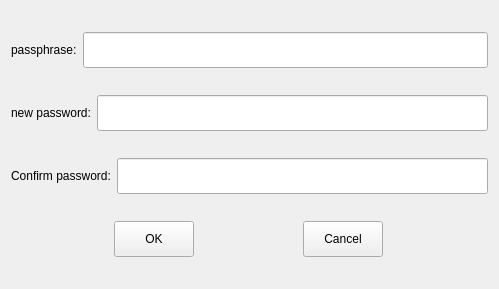
Above: src/ui/box/retrieve-password.ui from openeuler-mirror/ks-ssr before the change. Below: the same form after it.
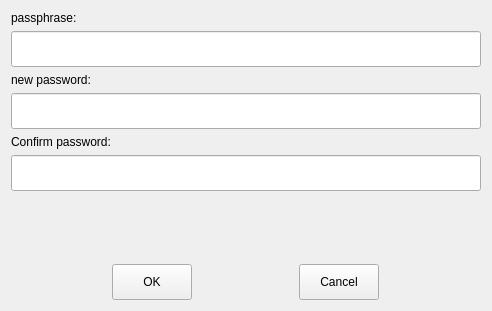
That is the form after the change. Icons and pictures are not drawn.

Diff of the .ui file:
```diff
--- a/src/ui/box/retrieve-password.ui
+++ b/src/ui/box/retrieve-password.ui
@@ -6,8 +6,8 @@
    <rect>
     <x>0</x>
     <y>0</y>
-    <width>499</width>
-    <height>289</height>
+    <width>492</width>
+    <height>311</height>
    </rect>
   </property>
   <property name="windowTitle">
@@ -19,7 +19,7 @@
   </property>
   <layout class="QVBoxLayout" name="verticalLayout">
    <item>
-    <layout class="QHBoxLayout" name="m_nameLine">
+    <layout class="QVBoxLayout" name="verticalLayout_2">
      <item>
       <widget class="QLabel" name="m_nameLabel">
        <property name="text">
@@ -40,7 +40,7 @@
     </layout>
    </item>
    <item>
-    <layout class="QHBoxLayout" name="m_passwordLine">
+    <layout class="QVBoxLayout" name="verticalLayout_3">
      <item>
       <widget class="QLabel" name="m_passwordLabel">
        <property name="text">
@@ -61,7 +61,7 @@
     </layout>
    </item>
    <item>
-    <layout class="QHBoxLayout" name="m_confirmPasswordLine">
+    <layout class="QVBoxLayout" name="verticalLayout_4">
      <item>
       <widget class="QLabel" name="m_confirmPasswordLabel">
        <property name="text">
@@ -81,6 +81,19 @@
      </item>
     </layout>
    </item>
+   <item>
+    <spacer name="verticalSpacer">
+     <property name="orientation">
+      <enum>Qt::Vertical</enum>
+     </property>
+     <property name="sizeHint" stdset="0">
+      <size>
+       <width>20</width>
+       <height>40</height>
+      </size>
+     </property>
+    </spacer>
+   </item>
    <item>
     <layout class="QHBoxLayout" name="horizontalLayout_4">
      <item>
```
